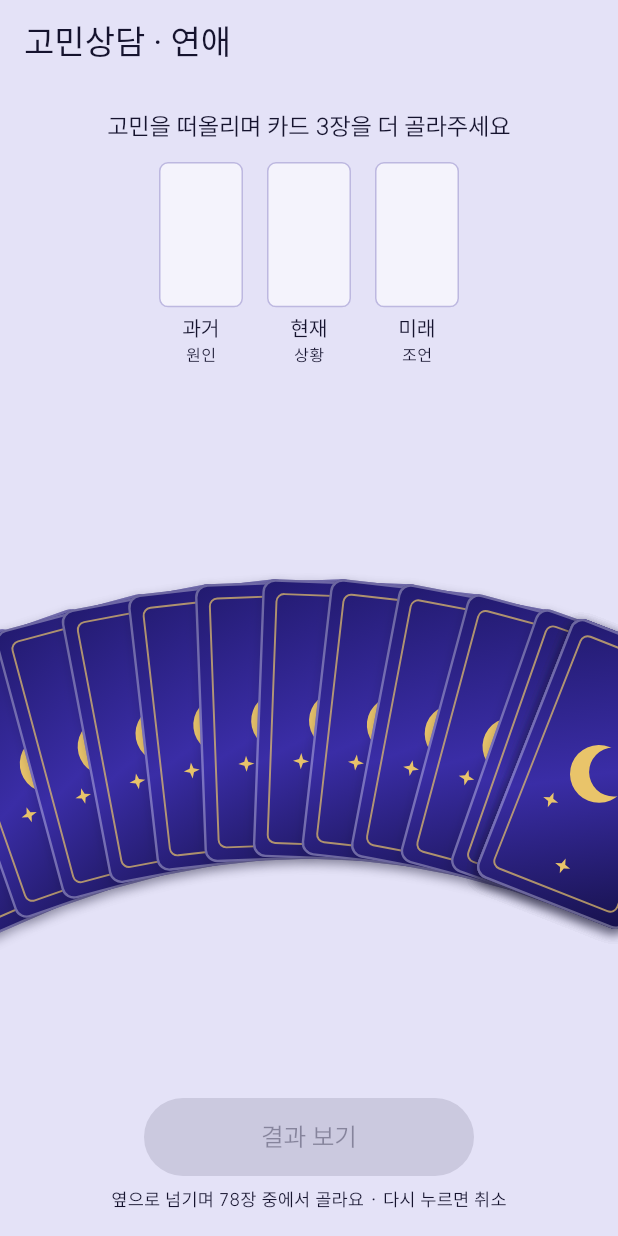
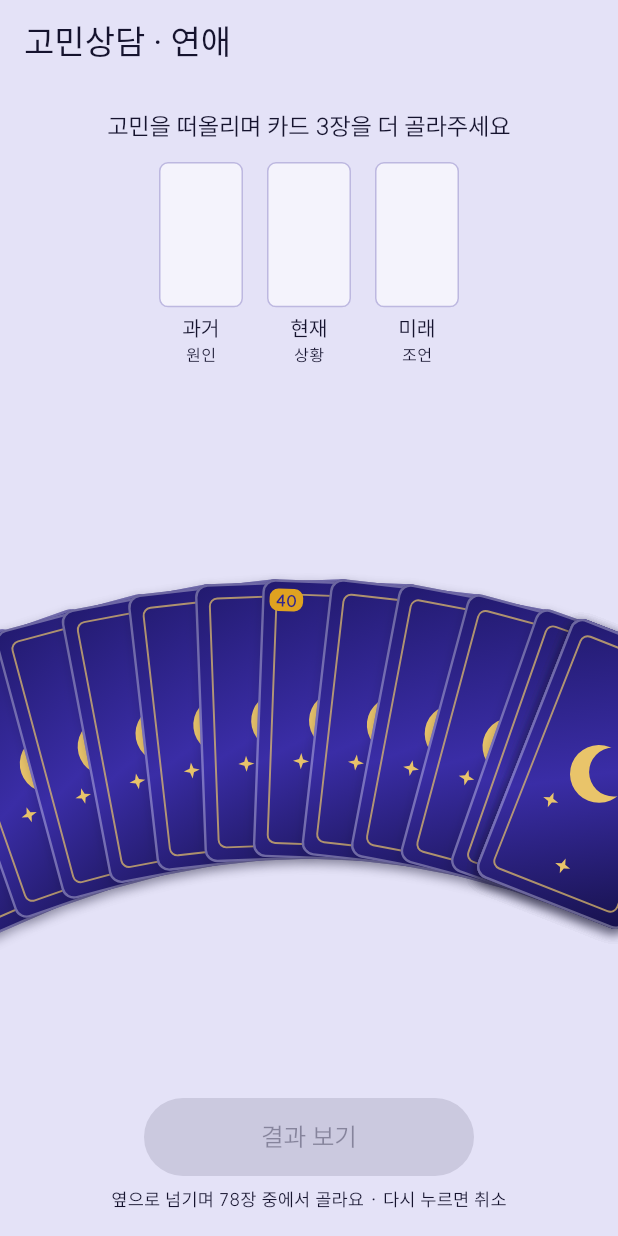
Before and after one commit to shlete/Oppop, a Flutter app: the ConsultScreen screen opened directly, after a tap on "연애", on a phone screen of 412 x 824 dp. Run offline on Flutter 3.47's test engine with Material 3 defaults, Android fonts, the phone set to English and light mode, and no system bars; our stand-ins replace flutter_riverpod, google_mobile_ads, share_plus, shared_preferences, web; missing offline and left inert: dart:js_interop, gal; accounts and stored records are empty; network calls fail; Roboto replaces fonts that are missing (IBMPlexSansKR); project files that could hold a hidden picture were left out.

Commit message:
Number every tenth card in the consult fan
Co-Authored-By: Claude Opus 5.5 (1M context) <noreply@anthropic.com>
Claude-Session: https://claude.ai/code/session_01FsZtawRLD1deWrySo6vrEK

```diff
--- a/lib/features/tarot/consult_screen.dart
+++ b/lib/features/tarot/consult_screen.dart
@@ -6,6 +6,7 @@ import 'package:flutter/material.dart';
 import 'package:flutter_riverpod/flutter_riverpod.dart';
 
 import '../../core/ads/interstitial.dart';
+import '../../core/theme.dart';
 import '../../core/widgets/primary_button.dart';
 import 'consult_result_screen.dart';
 import 'tarot_card_view.dart';
@@ -353,6 +354,36 @@ class _FanState extends State<_Fan> with SingleTickerProviderStateMixin {
     );
   }
 
+  /// 10장마다 카드 왼쪽 위(겹쳐도 보이는 쪽)에 몇 번째 장인지 작게 붙인다.
+  Widget _numbered(int i, Widget card) {
+    if ((i + 1) % 10 != 0) return card;
+    return Stack(
+      children: [
+        Positioned.fill(child: card),
+        Positioned(
+          left: 5,
+          top: 6,
+          child: Container(
+            padding: const EdgeInsets.symmetric(horizontal: 4, vertical: 1),
+            decoration: BoxDecoration(
+              color: AppColors.point,
+              borderRadius: BorderRadius.circular(6),
+            ),
+            child: Text(
+              '${i + 1}',
+              style: const TextStyle(
+                fontSize: 11,
+                height: 1.2,
+                fontWeight: FontWeight.w800,
+                color: AppColors.main,
+              ),
+            ),
+          ),
+        ),
+      ],
+    );
+  }
+
   /// 펼치는 중인 [i]번째 카드 자리. 덱이 왼쪽([first])에서 오른쪽([last])으로
   /// 미끄러지며 지나간 자리마다 맨 아래 카드를 한 장씩 내려놓는다.
   ({Offset center, double angle}) _dealt(
@@ -489,8 +520,11 @@ class _FanState extends State<_Fan> with SingleTickerProviderStateMixin {
                             offset: picked.contains(c.index)
                                 ? Offset(0, -_lift / _ch)
                                 : Offset.zero,
-                            child: TarotCardBack(
-                              highlight: picked.contains(c.index),
+                            child: _numbered(
+                              c.index,
+                              TarotCardBack(
+                                highlight: picked.contains(c.index),
+                              ),
                             ),
                           ),
                         ),
```
